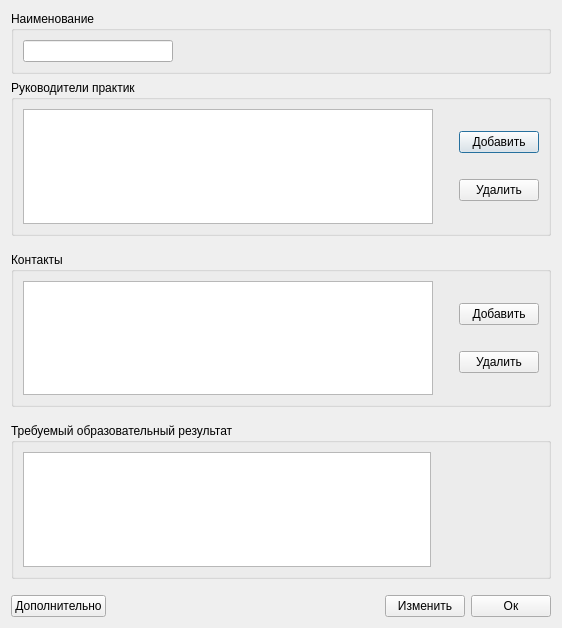
7enSmile/clientVKR, file ui/employerswindow.ui: the form before one commit.
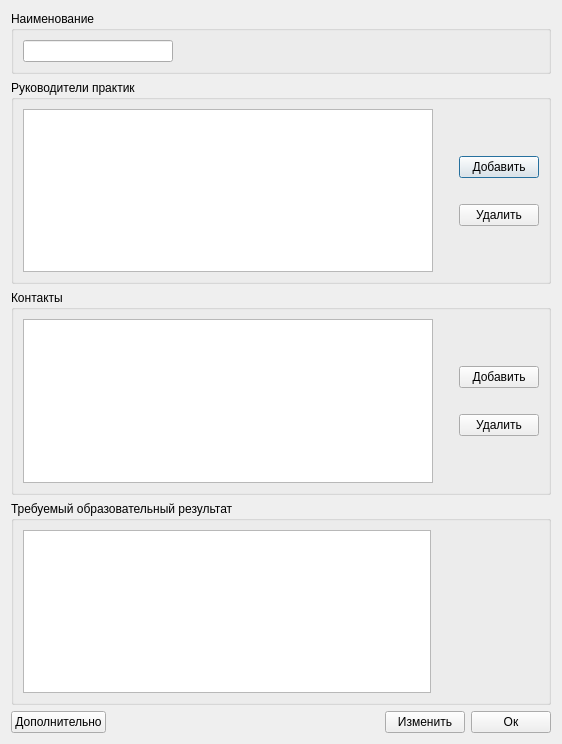
The form after the commit.

The edit to the form file:
```diff
--- a/ui/employerswindow.ui
+++ b/ui/employerswindow.ui
@@ -7,7 +7,7 @@
     <x>0</x>
     <y>0</y>
     <width>562</width>
-    <height>628</height>
+    <height>744</height>
    </rect>
   </property>
   <property name="windowTitle">
@@ -156,22 +156,6 @@
      </layout>
     </widget>
    </item>
-   <item>
-    <spacer name="verticalSpacer_18">
-     <property name="orientation">
-      <enum>Qt::Vertical</enum>
-     </property>
-     <property name="sizeType">
-      <enum>QSizePolicy::Fixed</enum>
-     </property>
-     <property name="sizeHint" stdset="0">
-      <size>
-       <width>20</width>
-       <height>10</height>
-      </size>
-     </property>
-    </spacer>
-   </item>
    <item>
     <widget class="QGroupBox" name="groupBox_3">
      <property name="title">
@@ -275,22 +259,6 @@
      </layout>
     </widget>
    </item>
-   <item>
-    <spacer name="verticalSpacer_17">
-     <property name="orientation">
-      <enum>Qt::Vertical</enum>
-     </property>
-     <property name="sizeType">
-      <enum>QSizePolicy::Fixed</enum>
-     </property>
-     <property name="sizeHint" stdset="0">
-      <size>
-       <width>20</width>
-       <height>10</height>
-      </size>
-     </property>
-    </spacer>
-   </item>
    <item>
     <widget class="QGroupBox" name="groupBox_4">
      <property name="title">
@@ -337,22 +305,6 @@
      </layout>
     </widget>
    </item>
-   <item>
-    <spacer name="verticalSpacer_16">
-     <property name="orientation">
-      <enum>Qt::Vertical</enum>
-     </property>
-     <property name="sizeType">
-      <enum>QSizePolicy::Fixed</enum>
-     </property>
-     <property name="sizeHint" stdset="0">
-      <size>
-       <width>20</width>
-       <height>10</height>
-      </size>
-     </property>
-    </spacer>
-   </item>
    <item>
     <layout class="QHBoxLayout" name="horizontalLayout_6">
      <item>
```
